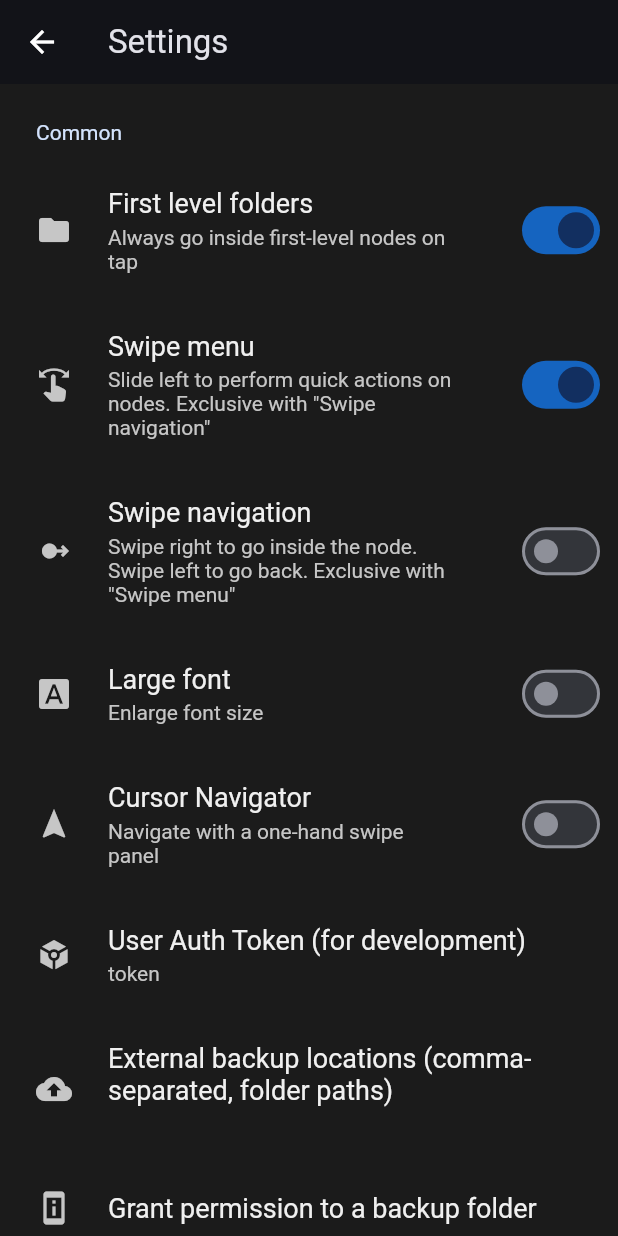
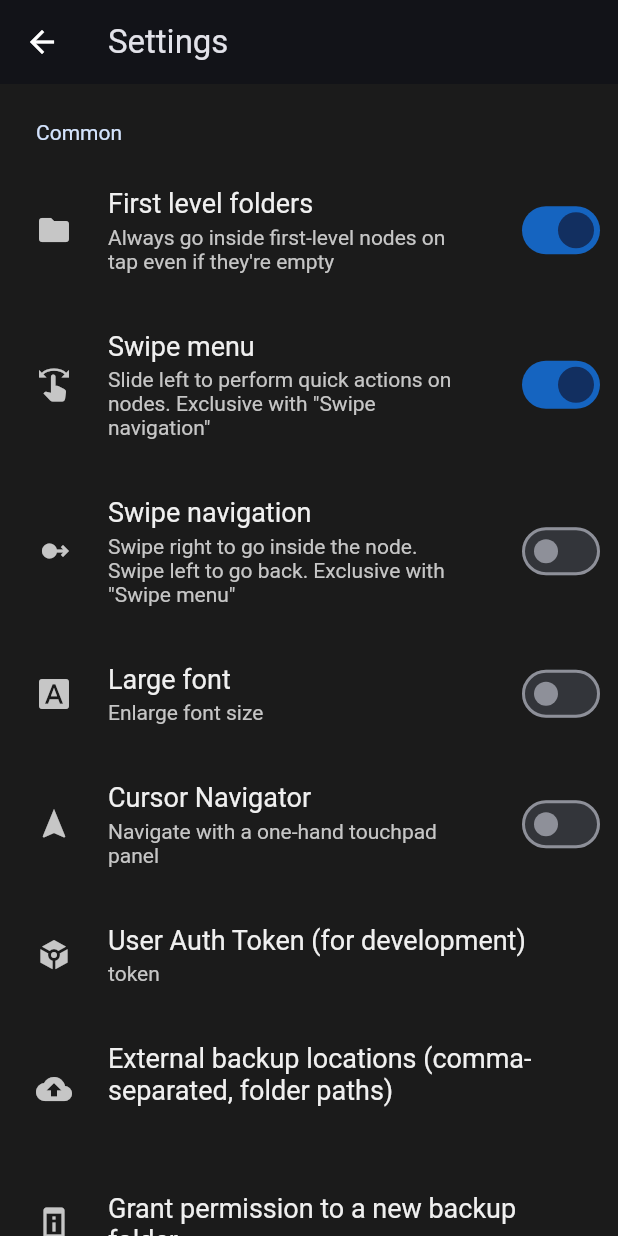
Before and after one commit to igrek51/todotree, a Flutter app: the SettingsPage screen opened directly, on a phone screen of 412 x 824 dp. Run offline on Flutter 3.47's test engine with Material 3 defaults, Android fonts, the phone set to English and light mode, and no system bars; drawn by our look-alikes of settings_ui; our stand-ins replace confetti, file_picker, flutter_slidable, shared_preferences, swipe_to, yaml; missing offline and left inert: shared_storage, window_manager, yaml_writer; accounts and stored records are empty.

Commit message:
Chore: rephrase texts

```diff
--- a/lib/views/components/cursor_indicator.dart
+++ b/lib/views/components/cursor_indicator.dart
@@ -32,7 +32,7 @@ const double alignFactor = 0.9;
 const double velocityTransmission = 1.1;
 const double dragTransmission = 1.4;
 const double overscrollTransmission = 4;
-const double swipeDistanceThreshold = 90.0;
+const double swipeDistanceThreshold = 70.0;
 const double swipeAngleThreshold = 30;
 const double overscrollArea = 100;
 const double touchpadWidth = 250;
--- a/lib/views/settings/settings_page.dart
+++ b/lib/views/settings/settings_page.dart
@@ -52,7 +52,7 @@ class _SettingsPageState extends State<SettingsPage> {
             SettingsTile.switchTile(
               leading: Icon(Icons.folder),
               title: Text('First level folders'),
-              description: Text('Always go inside first-level nodes on tap'),
+              description: Text('Always go inside first-level nodes on tap even if they\'re empty'),
               initialValue: _firstLevelFolders,
               onToggle: (value) {
                 settingsProvider.firstLevelFolders = value;
@@ -100,7 +100,7 @@ class _SettingsPageState extends State<SettingsPage> {
             SettingsTile.switchTile(
               leading: Icon(Icons.navigation),
               title: Text('Cursor Navigator'),
-              description: Text('Navigate with a one-hand swipe panel'),
+              description: Text('Navigate with a one-hand touchpad panel'),
               initialValue: cursorNavigator,
               onToggle: (value) {
                 settingsProvider.cursorNavigator = value;
@@ -145,7 +145,7 @@ class _SettingsPageState extends State<SettingsPage> {
             ),
             SettingsTile.navigation(
               leading: Icon(Icons.perm_device_info),
-              title: Text('Grant permission to a backup folder'),
+              title: Text('Grant permission to a new backup folder'),
               onPressed: (BuildContext context) async {
                 final newLocations = await treeStorage.grantBackupLocationUri(settingsProvider.externalBackupLocation);
                 settingsProvider.externalBackupLocation = newLocations;
```
